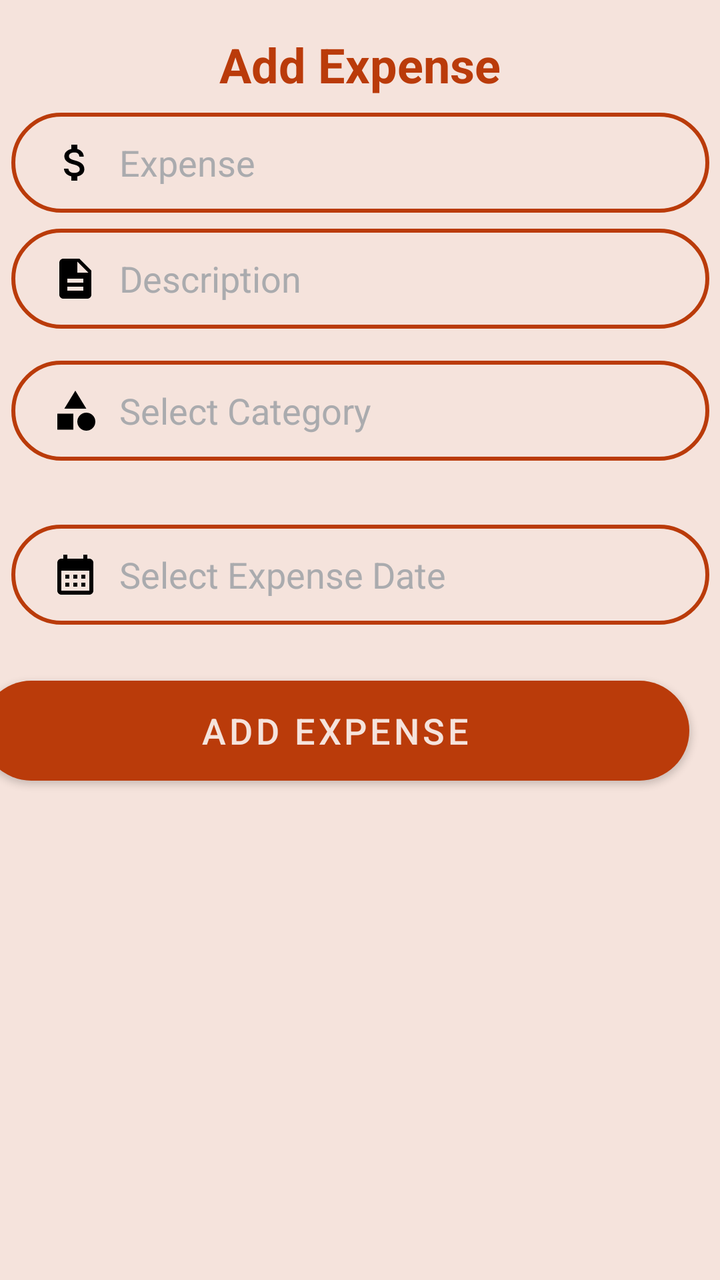
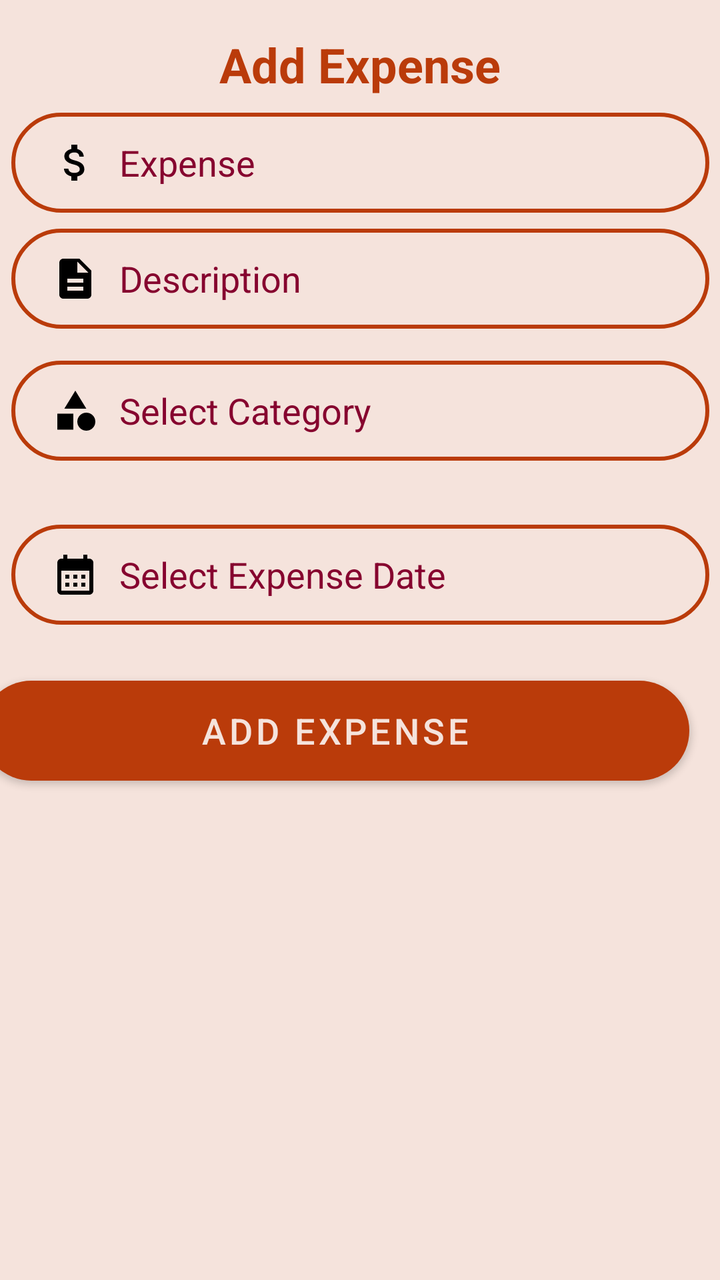

Before-and-after screenshots of an Android layout around one commit, followed by the original layout XML and the change that was made.
<!-- AndroidManifest.xml: application theme Theme.BudgetBuddy -->
<!-- res/layout/fragment_add_expense.xml -->
<?xml version="1.0" encoding="utf-8"?>
<androidx.constraintlayout.widget.ConstraintLayout
    xmlns:android="http://schemas.android.com/apk/res/android"
    xmlns:app="http://schemas.android.com/apk/res-auto"
    xmlns:tools="http://schemas.android.com/tools"
    android:layout_width="match_parent"
    android:layout_height="match_parent"
    android:background="@color/brown_100"
    tools:context=".ui.add_expense.ExpenseFragment">
    <EditText
        android:id="@+id/editTextCategory"
        android:layout_width="349dp"
        android:layout_height="50dp"
        android:layout_marginStart="32dp"
        android:layout_marginTop="16dp"
        android:layout_marginEnd="32dp"
        android:autofillHints=""
        android:background="@drawable/input_bg"
        android:drawableStart="@drawable/ic_menu_category"
        android:drawablePadding="10dp"
        android:ems="10"
        android:hint="@string/select_category"
        android:inputType="none"
        android:paddingStart="20dp"
        android:paddingTop="10dp"
        android:paddingEnd="10dp"
        android:paddingBottom="10dp"
        android:textColor="@color/red_700"
        android:textColorHint="@color/material_dynamic_neutral70"
        app:layout_constraintEnd_toEndOf="parent"
        app:layout_constraintStart_toStartOf="parent"
        app:layout_constraintTop_toBottomOf="@+id/editTextExpenseDescription" />

    <androidx.recyclerview.widget.RecyclerView
        android:id="@+id/recyclerViewCategories"
        android:layout_width="0dp"
        android:layout_height="wrap_content"
        android:layout_marginStart="32dp"
        android:layout_marginTop="16dp"
        android:layout_marginEnd="32dp"
        android:background="@color/brown_100"
        android:orientation="horizontal"
        android:visibility="gone"
        app:layout_constraintEnd_toEndOf="parent"
        app:layout_constraintHorizontal_bias="0.0"
        app:layout_constraintStart_toStartOf="parent"
        app:layout_constraintTop_toBottomOf="@+id/btnAddExpense" />


    <TextView
        android:id="@+id/txtExpenseTitle"
        android:layout_width="wrap_content"
        android:layout_height="wrap_content"
        android:layout_marginTop="16dp"
        android:text="@string/add_expense"
        android:textColor="@color/red_200"
        android:textSize="24sp"
        android:textStyle="bold"
        app:layout_constraintEnd_toEndOf="parent"
        app:layout_constraintStart_toStartOf="parent"
        app:layout_constraintTop_toTopOf="parent" />

    <EditText
        android:id="@+id/editTextExpense"
        android:layout_width="349dp"
        android:layout_height="50dp"
        android:layout_marginStart="32dp"
        android:layout_marginTop="8dp"
        android:layout_marginEnd="32dp"
        android:autoText="true"
        android:autofillHints=""
        android:background="@drawable/input_bg"
        android:drawableStart="@drawable/baseline_attach_money_24"
        android:drawablePadding="10dp"
        android:ems="10"
        android:hint="@string/expense"
        android:inputType="number"
        android:paddingStart="20dp"
        android:paddingTop="10dp"
        android:paddingEnd="10dp"
        android:paddingBottom="10dp"
        android:textColor="@color/red_700"
        android:textColorHint="@color/material_dynamic_neutral70"
        app:layout_constraintEnd_toEndOf="parent"
        app:layout_constraintStart_toStartOf="parent"
        app:layout_constraintTop_toBottomOf="@+id/txtExpenseTitle"
        tools:ignore="Deprecated" />

    <EditText
        android:id="@+id/editTextExpenseDescription"
        android:layout_width="349dp"
        android:layout_height="50dp"
        android:layout_marginStart="32dp"
        android:layout_marginTop="8dp"
        android:layout_marginEnd="32dp"
        android:autoText="true"
        android:autofillHints=""
        android:background="@drawable/input_bg"
        android:drawableStart="@drawable/baseline_description_24"
        android:drawablePadding="10dp"
        android:ems="10"
        android:hint="@string/description"
        android:inputType="text"
        android:paddingStart="20dp"
        android:paddingTop="10dp"
        android:paddingEnd="10dp"
        android:paddingBottom="10dp"
        android:textColor="@color/red_700"
        android:textColorHint="@color/material_dynamic_neutral70"
        app:layout_constraintEnd_toEndOf="parent"
        app:layout_constraintStart_toStartOf="parent"
        app:layout_constraintTop_toBottomOf="@+id/editTextExpense"
        tools:ignore="Deprecated" />


    <EditText
        android:id="@+id/editTextExpenseDate"
        android:layout_width="349dp"
        android:layout_height="50dp"
        android:layout_marginTop="32dp"
        android:autofillHints=""
        android:background="@drawable/input_bg"
        android:drawableStart="@drawable/baseline_calendar_month_24"
        android:drawablePadding="10dp"
        android:ems="10"
        android:focusable="false"
        android:hint="@string/select_expense_date"
        android:inputType="date"
        android:paddingStart="20dp"
        android:paddingTop="10dp"
        android:paddingEnd="10dp"
        android:paddingBottom="10dp"
        android:textColor="@color/red_700"

        android:textColorHint="@color/material_dynamic_neutral70"
        app:layout_constraintBottom_toTopOf="@+id/btnAddExpense"
        app:layout_constraintEnd_toEndOf="parent"
        app:layout_constraintStart_toStartOf="parent"
        app:layout_constraintTop_toBottomOf="@+id/editTextCategory"
        app:layout_constraintVertical_bias="0.144" />

    <Button
        android:id="@+id/btnAddExpense"
        android:layout_width="354dp"
        android:layout_height="50dp"

        android:layout_marginStart="67dp"
        android:layout_marginTop="28dp"
        android:layout_marginEnd="48dp"
        android:background="@drawable/rounded_corner"
        android:text="@string/add_expense"
        android:textSize="18sp"
        app:layout_constraintEnd_toEndOf="parent"
        app:layout_constraintHorizontal_bias="0.706"
        app:layout_constraintStart_toStartOf="parent"
        app:layout_constraintTop_toBottomOf="@+id/editTextExpenseDate"
        tools:ignore="DuplicateSpeakableTextCheck,VisualLintButtonSize" />

</androidx.constraintlayout.widget.ConstraintLayout>
<!-- resources referenced by this layout -->
<resources>
  <color name="brown_100">#F5E3DC</color>
  <color name="red_200">#BA3B0A</color>
  <color name="red_700">#86042F</color>
  <!-- drawable baseline_calendar_month_24 (drawable) -->
  <vector android:height="24dp" android:tint="#000000"
      android:viewportHeight="24" android:viewportWidth="24"
      android:width="24dp" xmlns:android="http://schemas.android.com/apk/res/android">
      <path android:fillColor="@android:color/white" android:pathData="M19,4h-1V2h-2v2H8V2H6v2H5C3.89,4 3.01,4.9 3.01,6L3,20c0,1.1 0.89,2 2,2h14c1.1,0 2,-0.9 2,-2V6C21,4.9 20.1,4 19,4zM19,20H5V10h14V20zM9,14H7v-2h2V14zM13,14h-2v-2h2V14zM17,14h-2v-2h2V14zM9,18H7v-2h2V18zM13,18h-2v-2h2V18zM17,18h-2v-2h2V18z"/>
  </vector>
  <!-- drawable baseline_description_24 (drawable) -->
  <vector android:height="24dp" android:tint="#000000"
      android:viewportHeight="24" android:viewportWidth="24"
      android:width="24dp" xmlns:android="http://schemas.android.com/apk/res/android">
      <path android:fillColor="@android:color/white" android:pathData="M14,2L6,2c-1.1,0 -1.99,0.9 -1.99,2L4,20c0,1.1 0.89,2 1.99,2L18,22c1.1,0 2,-0.9 2,-2L20,8l-6,-6zM16,18L8,18v-2h8v2zM16,14L8,14v-2h8v2zM13,9L13,3.5L18.5,9L13,9z"/>
  </vector>
  <!-- drawable ic_menu_category (drawable) -->
  <vector android:height="24dp" android:tint="#000000"
      android:viewportHeight="24" android:viewportWidth="24"
      android:width="24dp" xmlns:android="http://schemas.android.com/apk/res/android">
      <path android:fillColor="@android:color/white" android:pathData="M12,2l-5.5,9h11z"/>
      <path android:fillColor="@android:color/white" android:pathData="M17.5,17.5m-4.5,0a4.5,4.5 0,1 1,9 0a4.5,4.5 0,1 1,-9 0"/>
      <path android:fillColor="@android:color/white" android:pathData="M3,13.5h8v8H3z"/>
  </vector>
  <!-- drawable input_bg (drawable) -->
  <?xml version="1.0" encoding="utf-8"?>
  <shape xmlns:android="http://schemas.android.com/apk/res/android">
      <stroke android:color="@color/red_200" android:width="2dp"/>
      <corners android:radius="70dp"/>
  
  
  </shape>
  <!-- drawable rounded_corner (drawable) -->
  <?xml version="1.0" encoding="utf-8"?>
  <shape  xmlns:android="http://schemas.android.com/apk/res/android">
  <corners android:radius="50dp"/>
      <solid android:color="@color/red_200" />
  </shape>
  <string name="add_expense">Add Expense</string>
  <string name="description">Description</string>
  <string name="expense">Expense</string>
  <string name="select_category">Select Category</string>
  <string name="select_expense_date">Select Expense Date</string>
  <style name="Theme.BudgetBuddy" parent="Theme.MaterialComponents.DayNight.DarkActionBar">
          
          <item name="colorPrimary">@color/red_200</item>
          <item name="colorPrimaryVariant">@color/red_700</item>
          <item name="colorOnPrimary">@color/brown_100</item>
          
          <item name="colorSecondary">@color/brown_500</item>
          <item name="colorSecondaryVariant">@color/brown_700</item>
          <item name="colorOnSecondary">@color/light_brown</item>
          
          <item name="android:statusBarColor">?attr/colorPrimary</item>
          
          <item name="android:windowBackground">@color/red_200</item>
      </style>
  <color name="brown_500">#d5896c</color>
  <color name="brown_700">#B88572</color>
  <color name="light_brown">#FFF5ED</color>
  <!-- unchanged entries left out for length: 1 -->
</resources>

<!-- the commit's change to res/layout/fragment_add_expense.xml (unified diff, before → after) -->
@@ -26,7 +26,7 @@
         android:paddingEnd="10dp"
         android:paddingBottom="10dp"
         android:textColor="@color/red_700"
-        android:textColorHint="@color/material_dynamic_neutral70"
+        android:textColorHint="@color/red_700"
         app:layout_constraintEnd_toEndOf="parent"
         app:layout_constraintStart_toStartOf="parent"
         app:layout_constraintTop_toBottomOf="@+id/editTextExpenseDescription" />
@@ -80,7 +80,7 @@
         android:paddingEnd="10dp"
         android:paddingBottom="10dp"
         android:textColor="@color/red_700"
-        android:textColorHint="@color/material_dynamic_neutral70"
+        android:textColorHint="@color/red_700"
         app:layout_constraintEnd_toEndOf="parent"
         app:layout_constraintStart_toStartOf="parent"
         app:layout_constraintTop_toBottomOf="@+id/txtExpenseTitle"
@@ -106,7 +106,7 @@
         android:paddingEnd="10dp"
         android:paddingBottom="10dp"
         android:textColor="@color/red_700"
-        android:textColorHint="@color/material_dynamic_neutral70"
+        android:textColorHint="@color/red_700"
         app:layout_constraintEnd_toEndOf="parent"
         app:layout_constraintStart_toStartOf="parent"
         app:layout_constraintTop_toBottomOf="@+id/editTextExpense"
@@ -131,8 +131,7 @@
         android:paddingEnd="10dp"
         android:paddingBottom="10dp"
         android:textColor="@color/red_700"
-
-        android:textColorHint="@color/material_dynamic_neutral70"
+        android:textColorHint="@color/red_700"
         app:layout_constraintBottom_toTopOf="@+id/btnAddExpense"
         app:layout_constraintEnd_toEndOf="parent"
         app:layout_constraintStart_toStartOf="parent"
